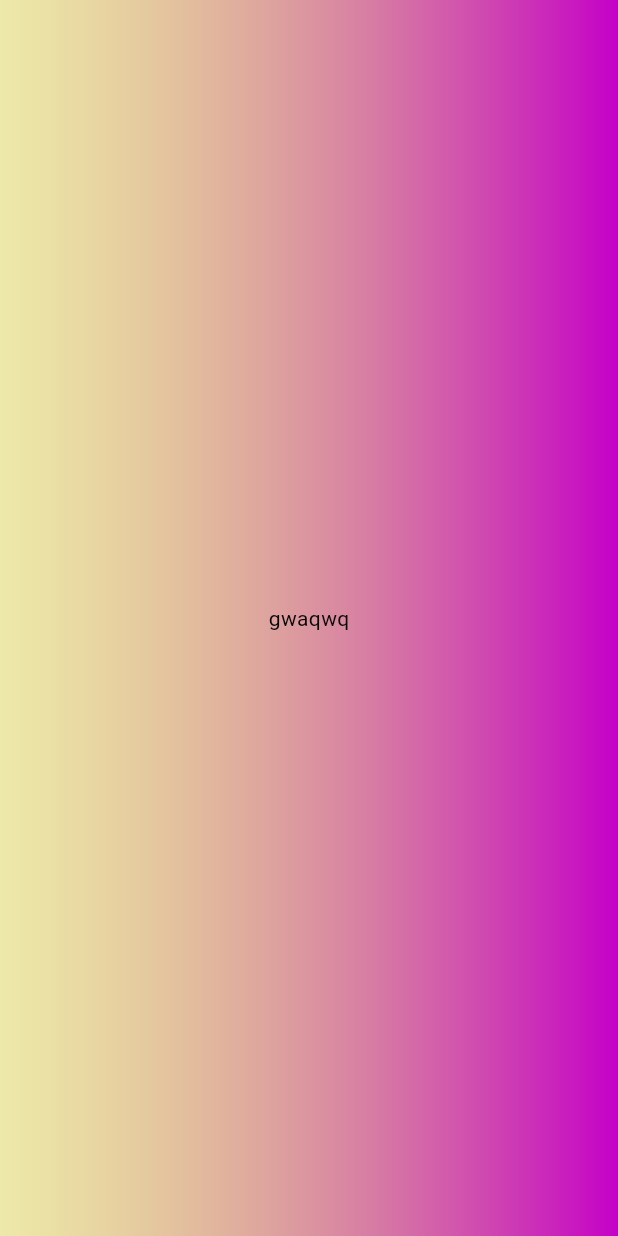
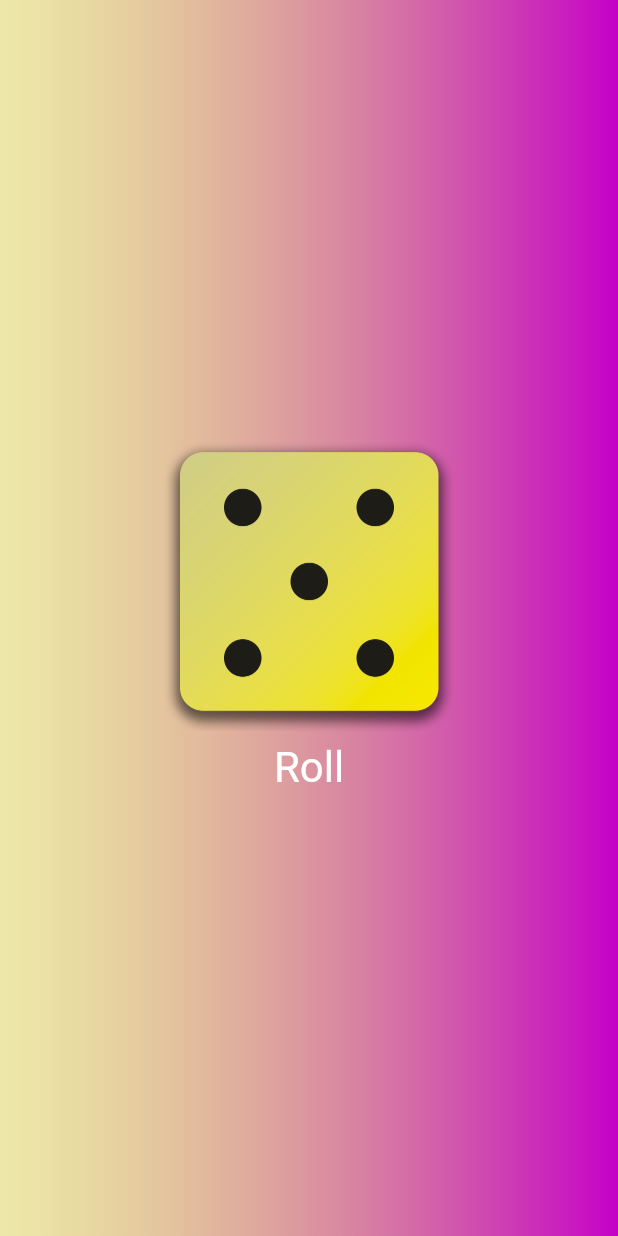
Before and after one commit to qqppgwa/flutter_practice, a Flutter app: the screen it shows after launch, on a phone screen of 412 x 824 dp. Run offline on Flutter 3.47's test engine with Material 3 defaults, Android fonts, the phone set to English and light mode, and no system bars.

Commit message:
Create dice roller

```diff
--- /dev/null
+++ b/lib/dice_roller.dart
@@ -0,0 +1,43 @@
+import 'package:flutter/material.dart';
+import 'dart:math';
+
+final randomize=Random();
+
+class DiceRoller extends StatefulWidget {
+  @override
+  State<DiceRoller> createState() {
+    return _DiceRollerState();
+  }
+}
+
+class _DiceRollerState extends State<DiceRoller> {
+var num = randomize.nextInt(6)+1;
+
+  void rollDice() {
+
+    setState(() {
+      num=Random().nextInt(6)+1;
+    });
+    print(num);
+  }
+
+  @override
+  Widget build(context) {
+    return Column(
+      mainAxisSize: MainAxisSize.min,
+      children: [
+        Image.asset(
+          'assets/images/dice-$num.png',
+          width: 200,
+        ),
+        TextButton(
+            onPressed: rollDice,
+            style: TextButton.styleFrom(
+              foregroundColor: Colors.white,
+              textStyle: const TextStyle(fontSize: 28),
+            ),
+            child: const Text('Roll'))
+      ],
+    );
+  }
+}
--- a/lib/gradient_container.dart
+++ b/lib/gradient_container.dart
@@ -1,22 +1,19 @@
-
-
 import 'package:flutter/material.dart';
-import 'package:flutter_application_1/styled_text.dart';
+import 'package:flutter_application_1/dice_roller.dart';
 
 class GradientContainer extends StatelessWidget {
-  const GradientContainer(this.gColors,{super.key}) ;
+  const GradientContainer(this.gColors, {super.key});
 
   final List<Color> gColors;
 
   @override
   Widget build(context) {
     return Container(
-      decoration: BoxDecoration(
-        gradient: LinearGradient(
+        decoration: BoxDecoration(
+          gradient: LinearGradient(
             colors: gColors,
-      ),
-      ),
-      child: const Center(child: StyledText()),
-    );
+          ),
+        ),
+        child: Center(child: DiceRoller()));
   }
 }
```
Also changed, not shown: pubspec.yaml (+7 -3 lines), assets/images/dice-1.png (added), assets/images/dice-2.png (added), assets/images/dice-3.png (added), assets/images/dice-4.png (added), assets/images/dice-5.png (added), assets/images/dice-6.png (added).
